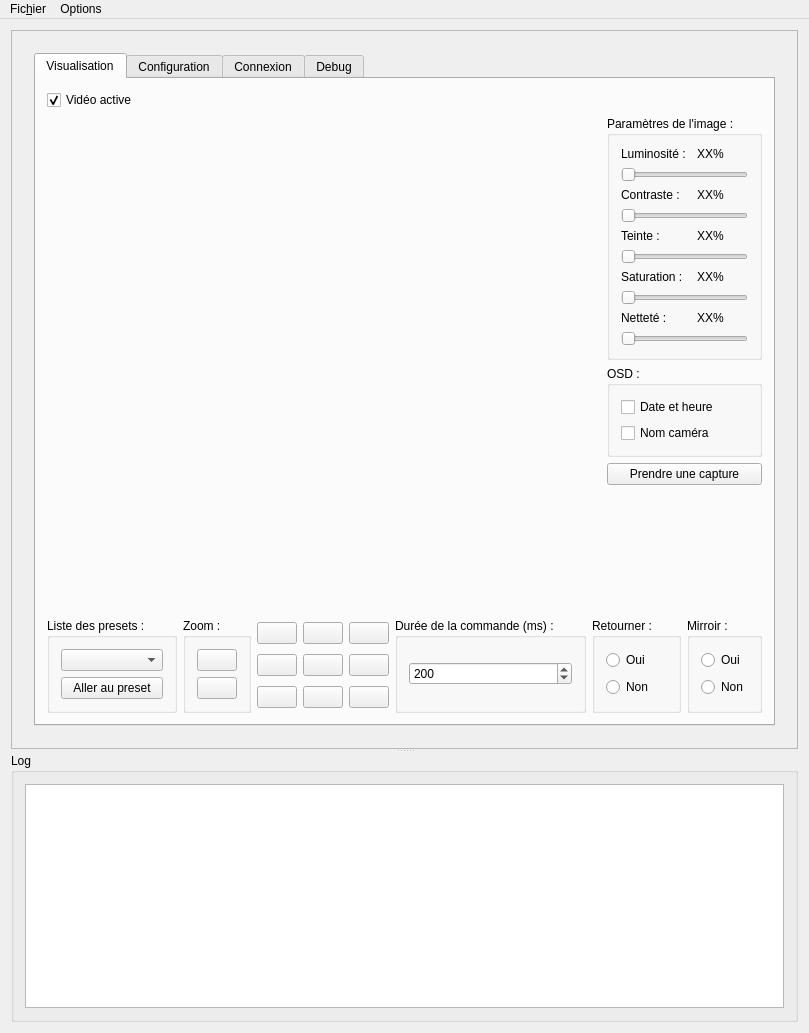
The window that mainwindow.ui (Slea18/FoscamCGIInterface) describes before a commit, drawn with Qt 5.
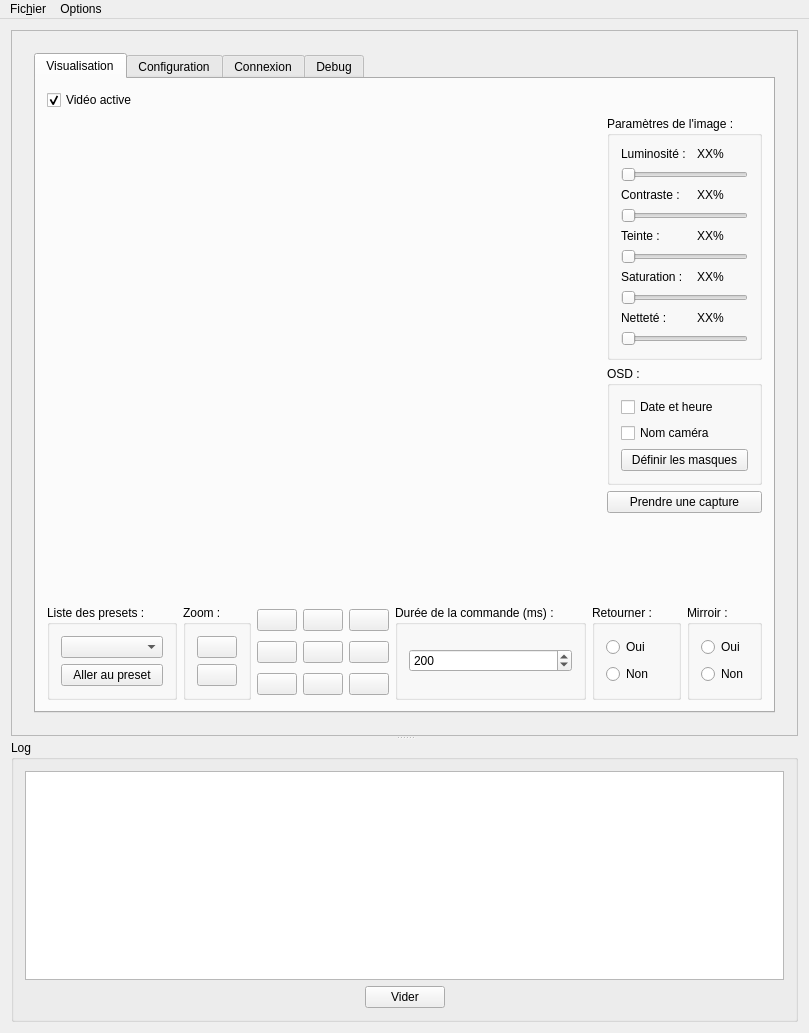
The same window after the commit. Icons and pictures are not drawn. Custom widgets are drawn as their Qt base class.

Commit message: Ajout de la gestion des masques

```diff
--- a/mainwindow.ui
+++ b/mainwindow.ui
@@ -317,6 +317,13 @@
                          </property>
                         </widget>
                        </item>
+                       <item>
+                        <widget class="QPushButton" name="pushButtonVisualisationDefinirMasques">
+                         <property name="text">
+                          <string>Définir les masques</string>
+                         </property>
+                        </widget>
+                       </item>
                       </layout>
                      </widget>
                     </item>
@@ -1531,6 +1538,43 @@
         <item>
          <widget class="QTextEdit" name="textEditLog"/>
         </item>
+        <item>
+         <layout class="QHBoxLayout" name="horizontalLayout_33">
+          <item>
+           <spacer name="horizontalSpacer_12">
+            <property name="orientation">
+             <enum>Qt::Horizontal</enum>
+            </property>
+            <property name="sizeHint" stdset="0">
+             <size>
+              <width>40</width>
+              <height>20</height>
+             </size>
+            </property>
+           </spacer>
+          </item>
+          <item>
+           <widget class="QPushButton" name="pushButtonLogClear">
+            <property name="text">
+             <string>Vider</string>
+            </property>
+           </widget>
+          </item>
+          <item>
+           <spacer name="horizontalSpacer_13">
+            <property name="orientation">
+             <enum>Qt::Horizontal</enum>
+            </property>
+            <property name="sizeHint" stdset="0">
+             <size>
+              <width>40</width>
+              <height>20</height>
+             </size>
+            </property>
+           </spacer>
+          </item>
+         </layout>
+        </item>
        </layout>
       </widget>
      </widget>
```
The commit also changes 11 other files.
